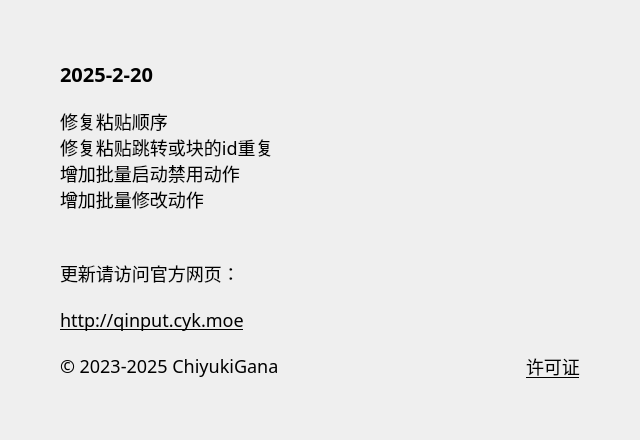
Old version of the form source/ui/AboutUi.ui in the repository ChiyukiGana/Quickinput.
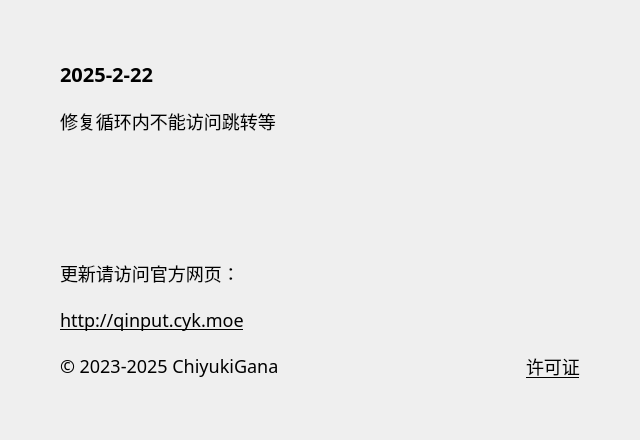
New version of the form.

What changed in the file:
```diff
--- a/source/ui/AboutUi.ui
+++ b/source/ui/AboutUi.ui
@@ -88,7 +88,7 @@
          <string notr="true">font-size:20px</string>
         </property>
         <property name="text">
-         <string>2025-2-20</string>
+         <string>2025-2-22</string>
         </property>
         <property name="textFormat">
          <enum>Qt::PlainText</enum>
@@ -104,10 +104,7 @@
          </sizepolicy>
         </property>
         <property name="text">
-         <string>修复粘贴顺序
-修复粘贴跳转或块的id重复
-增加批量启动禁用动作
-增加批量修改动作</string>
+         <string>修复循环内不能访问跳转等</string>
         </property>
         <property name="textFormat">
          <enum>Qt::PlainText</enum>
```
